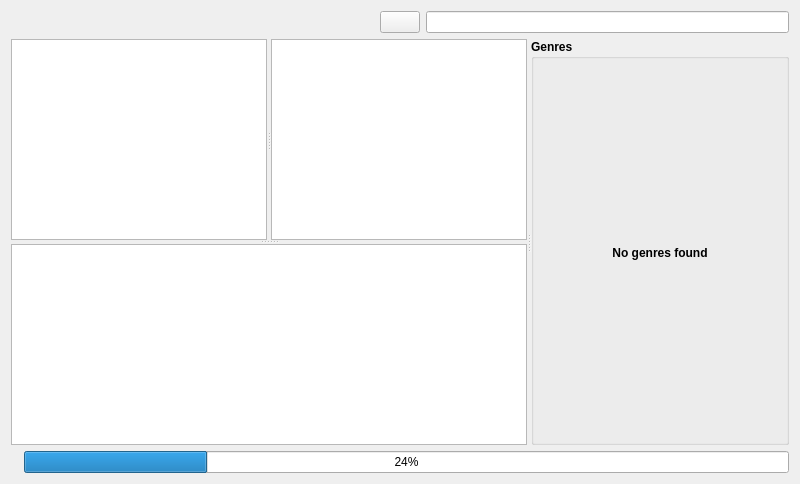
First picture: the form in src/GUI/Library/GUI_LocalLibrary.ui, repository return42/sayonara, before the edit.
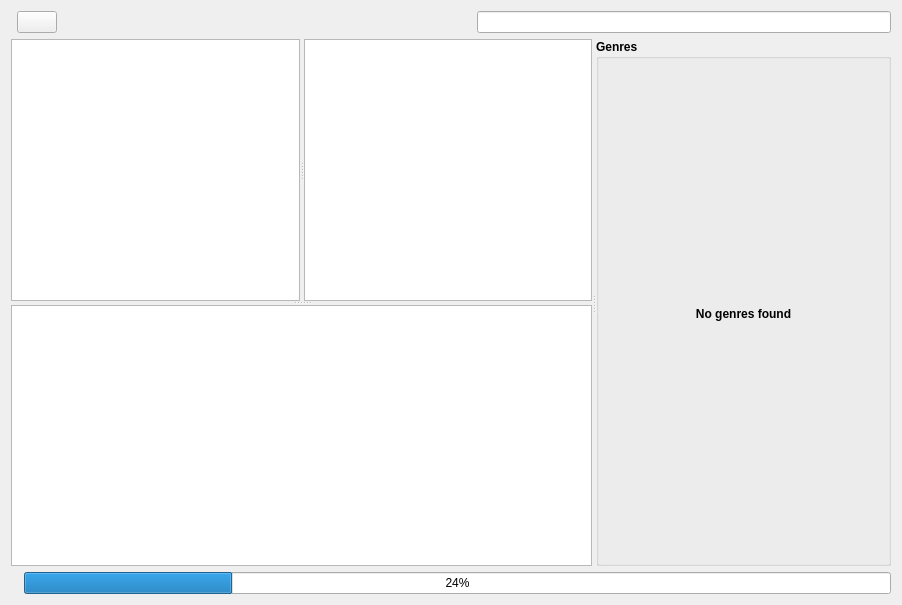
Second picture: the form after the edit. Custom widgets are drawn as their Qt base class.

What changed in the file:
```diff
--- a/src/GUI/Library/GUI_LocalLibrary.ui
+++ b/src/GUI/Library/GUI_LocalLibrary.ui
@@ -6,8 +6,8 @@
    <rect>
     <x>0</x>
     <y>0</y>
-    <width>800</width>
-    <height>484</height>
+    <width>902</width>
+    <height>605</height>
    </rect>
   </property>
   <property name="sizePolicy">
@@ -431,6 +431,13 @@
        </property>
       </widget>
      </item>
+     <item>
+      <widget class="QPushButton" name="btn_reload_library">
+       <property name="text">
+        <string/>
+       </property>
+      </widget>
+     </item>
      <item>
       <spacer name="horizontalSpacer">
        <property name="orientation">
@@ -444,13 +451,6 @@
        </property>
       </spacer>
      </item>
-     <item>
-      <widget class="QPushButton" name="btn_reload_library">
-       <property name="text">
-        <string/>
-       </property>
-      </widget>
-     </item>
      <item>
       <widget class="QLineEdit" name="le_search"/>
      </item>
```
